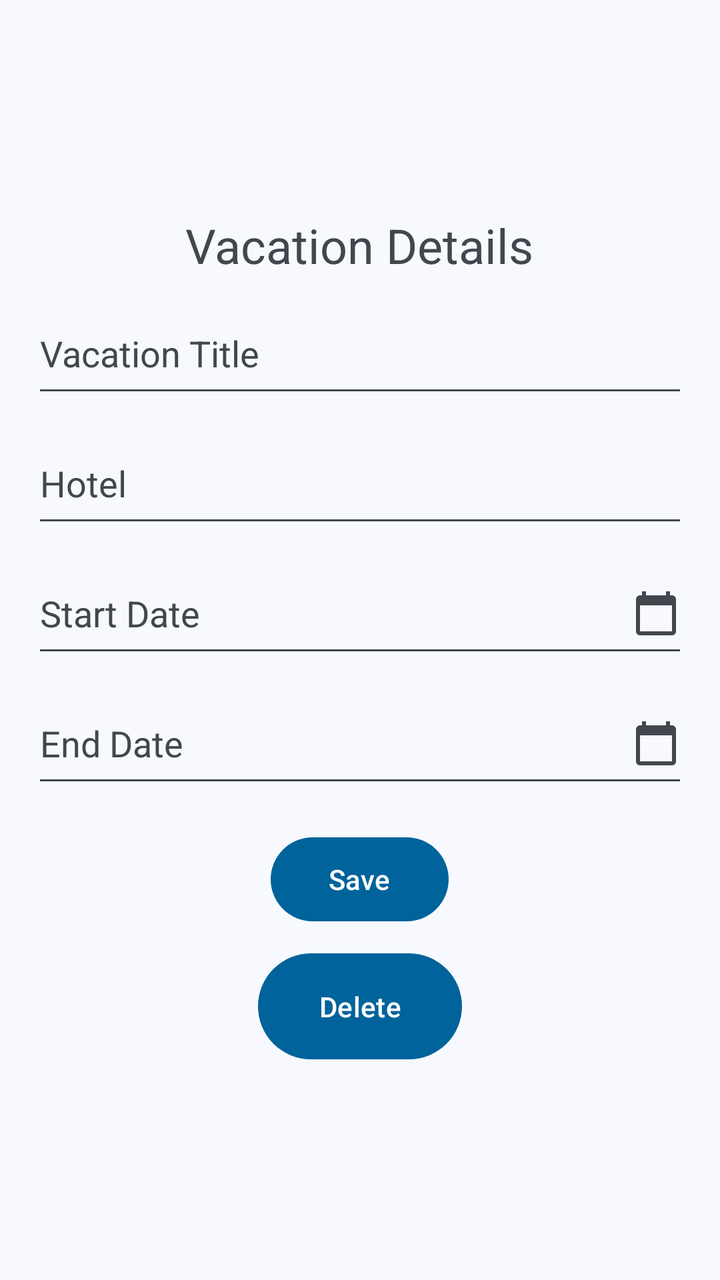
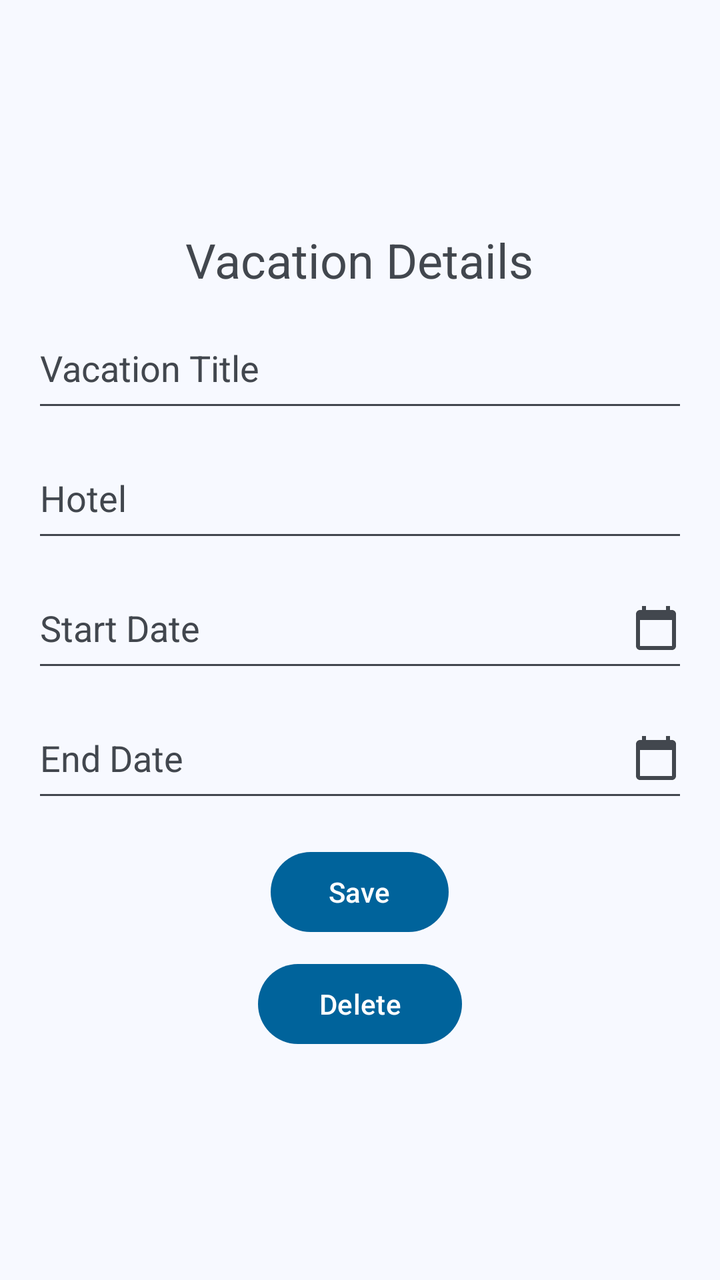

The first picture is an Android layout as it rendered before a commit; the second is the same layout after the commit. The layout source and the unified diff follow.
<!-- AndroidManifest.xml: application theme Theme.Vagor -->
<!-- res/layout/activity_vacation_detail.xml -->
<?xml version="1.0" encoding="utf-8"?>
<ScrollView
    xmlns:android="http://schemas.android.com/apk/res/android"
    android:layout_width="match_parent"
    android:layout_height="match_parent"
    android:fillViewport="true">

    <LinearLayout
        android:layout_width="match_parent"
        android:layout_height="wrap_content"
        android:gravity="center"
        android:orientation="vertical"
        android:padding="16dp">

        <TextView
            android:layout_width="wrap_content"
            android:layout_height="wrap_content"
            android:text="@string/vacation_details"
            android:textSize="24sp"
            android:layout_marginBottom="8dp"/>

        <EditText
            android:id="@+id/editTitle"
            android:layout_width="match_parent"
            android:layout_height="57dp"
            android:autofillHints="none"
            android:hint="@string/vacation_title"
            android:inputType="text" />

        <EditText
            android:id="@+id/editHotel"
            android:layout_width="match_parent"
            android:layout_height="57dp"
            android:layout_marginTop="8dp"
            android:autofillHints="none"
            android:hint="@string/hotel"
            android:inputType="text" />

        <EditText
            android:id="@+id/editStartDate"
            android:layout_width="match_parent"
            android:layout_height="57dp"
            android:layout_marginTop="8dp"
            android:autofillHints="none"
            android:drawableEnd="@drawable/ic_calendar"
            android:hint="@string/start_date"
            android:inputType="date" />

        <EditText
            android:id="@+id/editEndDate"
            android:layout_width="match_parent"
            android:layout_height="57dp"
            android:layout_marginTop="8dp"
            android:autofillHints="none"
            android:drawableEnd="@drawable/ic_calendar"
            android:hint="@string/end_date"
            android:inputType="date" />

        <Button
            android:id="@+id/buttonSave"
            android:layout_width="89dp"
            android:layout_height="50dp"
            android:layout_marginTop="16dp"
            android:text="@string/save" />

        <Button
            android:id="@+id/buttonDelete"
            android:layout_width="102dp"
            android:layout_height="61dp"
            android:layout_marginTop="8dp"
            android:text="@string/delete" />

    </LinearLayout>

</ScrollView>
<!-- resources referenced by this layout -->
<resources>
  <string name="delete">Delete</string>
  <string name="end_date">End Date</string>
  <string name="hotel">Hotel</string>
  <string name="save">Save</string>
  <string name="start_date">Start Date</string>
  <style name="Base.Theme.Vagor" parent="Theme.Material3.DayNight.NoActionBar">
          <item name="colorPrimary">@color/vagor_light_primary</item>
          <item name="colorOnPrimary">@color/vagor_light_onPrimary</item>
          <item name="colorPrimaryContainer">@color/vagor_light_primaryContainer</item>
          <item name="colorOnPrimaryContainer">@color/vagor_light_onPrimaryContainer</item>
          <item name="colorSecondary">@color/vagor_light_secondary</item>
          <item name="colorOnSecondary">@color/vagor_light_onSecondary</item>
          <item name="colorSecondaryContainer">@color/vagor_light_secondaryContainer</item>
          <item name="colorOnSecondaryContainer">@color/vagor_light_onSecondaryContainer</item>
          <item name="colorTertiary">@color/vagor_light_tertiary</item>
          <item name="colorOnTertiary">@color/vagor_light_onTertiary</item>
          <item name="colorTertiaryContainer">@color/vagor_light_tertiaryContainer</item>
          <item name="colorOnTertiaryContainer">@color/vagor_light_onTertiaryContainer</item>
          <item name="colorError">@color/vagor_light_error</item>
          <item name="colorOnError">@color/vagor_light_onError</item>
          <item name="colorErrorContainer">@color/vagor_light_errorContainer</item>
          <item name="colorOnErrorContainer">@color/vagor_light_onErrorContainer</item>
          <item name="android:colorBackground">@color/vagor_light_background</item>
          <item name="colorOnBackground">@color/vagor_light_onBackground</item>
          <item name="colorSurface">@color/vagor_light_surface</item>
          <item name="colorOnSurface">@color/vagor_light_onSurface</item>
          <item name="colorSurfaceVariant">@color/vagor_light_surfaceVariant</item>
          <item name="colorOnSurfaceVariant">@color/vagor_light_onSurfaceVariant</item>
          <item name="colorOutline">@color/vagor_light_outline</item>
          <item name="colorOutlineVariant">@color/vagor_light_outlineVariant</item>
          <item name="colorSurfaceInverse">@color/vagor_light_inverseSurface</item>
          <item name="colorOnSurfaceInverse">@color/vagor_light_inverseOnSurface</item>
          <item name="colorPrimaryInverse">@color/vagor_light_inversePrimary</item>
          <item name="colorSurfaceDim">@color/vagor_light_surfaceDim</item>
          <item name="colorSurfaceBright">@color/vagor_light_surfaceBright</item>
          <item name="colorSurfaceContainerLowest">@color/vagor_light_surfaceContainerLowest</item>
          <item name="colorSurfaceContainerLow">@color/vagor_light_surfaceContainerLow</item>
          <item name="colorSurfaceContainer">@color/vagor_light_surfaceContainer</item>
          <item name="colorSurfaceContainerHigh">@color/vagor_light_surfaceContainerHigh</item>
          <item name="colorSurfaceContainerHighest">@color/vagor_light_surfaceContainerHighest</item>
          
          <item name="android:textColorPrimary">@color/vagor_light_onSurface</item>
          <item name="android:textColorSecondary">@color/vagor_light_onSurfaceVariant</item>
          <item name="android:textColorTertiary">@color/vagor_light_onSurfaceVariant</item>
          <item name="android:textColorHint">@color/vagor_light_onSurfaceVariant</item>
          <item name="android:textColorHighlight">@color/vagor_light_primaryContainer</item>
          <item name="colorControlNormal">@color/vagor_light_onSurfaceVariant</item>
          <item name="colorControlActivated">@color/vagor_light_primary</item>
      </style>
  <color name="vagor_light_error">#BA1A1A</color>
  <color name="vagor_light_onError">#FFFFFF</color>
  <color name="vagor_light_surface">#F7F9FF</color>
  <color name="vagor_light_outline">#72777F</color>
  <!-- unchanged entries left out for length: 34 -->
</resources>

<!-- the commit's change to res/layout/activity_vacation_detail.xml (unified diff, before → after) -->
@@ -58,15 +58,17 @@
 
         <Button
             android:id="@+id/buttonSave"
-            android:layout_width="89dp"
-            android:layout_height="50dp"
+            android:layout_width="wrap_content"
+            android:layout_height="wrap_content"
+            android:minWidth="89dp"
             android:layout_marginTop="16dp"
             android:text="@string/save" />
 
         <Button
             android:id="@+id/buttonDelete"
-            android:layout_width="102dp"
-            android:layout_height="61dp"
+            android:layout_width="wrap_content"
+            android:layout_height="wrap_content"
+            android:minWidth="102dp"
             android:layout_marginTop="8dp"
             android:text="@string/delete" />
 
<!-- resource entries referenced after the edit -->
@@ -48,6 +48,8 @@
           <item name="android:textColorHighlight">@color/vagor_light_primaryContainer</item>
           <item name="colorControlNormal">@color/vagor_light_onSurfaceVariant</item>
           <item name="colorControlActivated">@color/vagor_light_primary</item>
+          
+          <item name="focusRingsEnabled" tools:ignore="PrivateResource">true</item>
       </style>
   <color name="vagor_light_error">#BA1A1A</color>
   <color name="vagor_light_onError">#FFFFFF</color>
